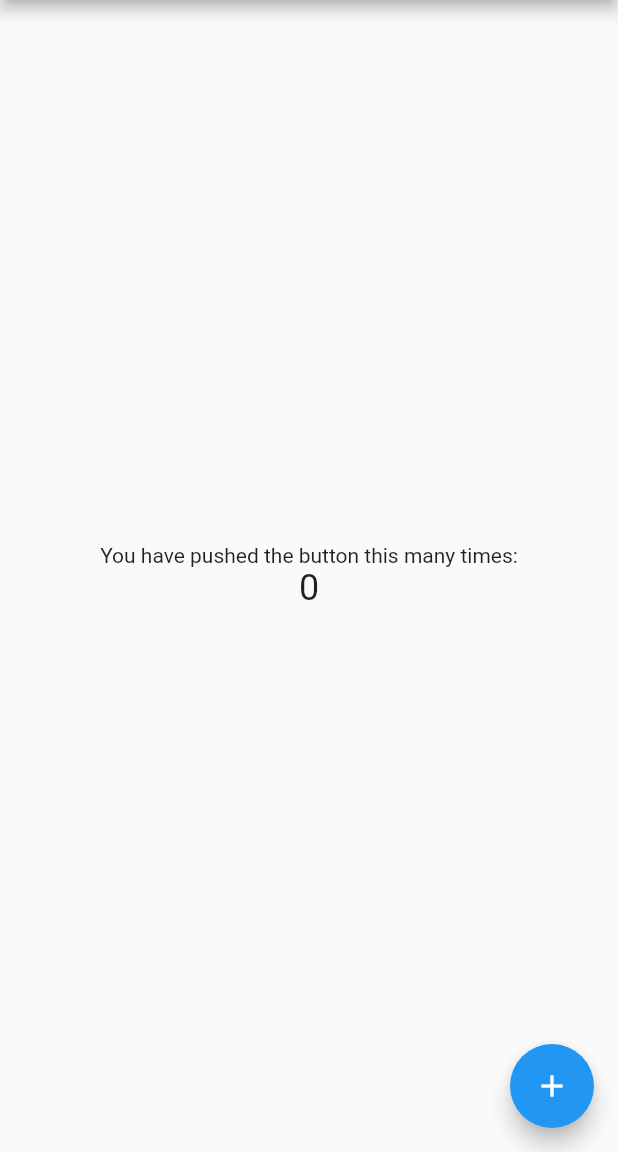
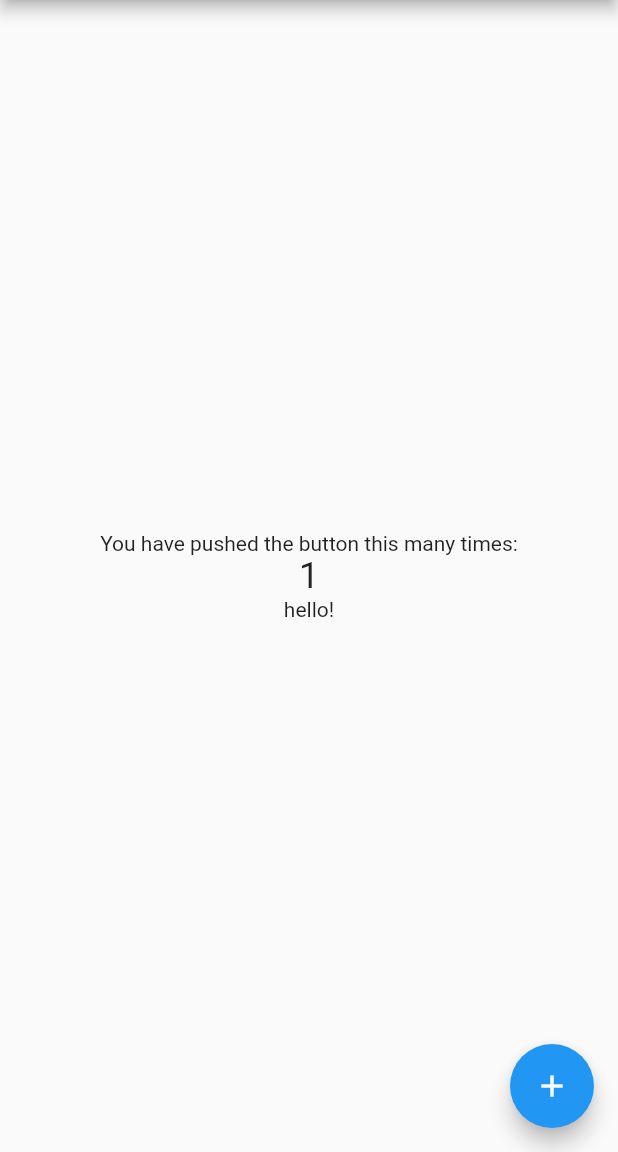
Before and after one commit to ctjlewis/find, a Flutter app: the screen it shows after launch, after a tap on the "add" icon, on a phone screen of 412 x 824 dp, the part 84-1236 px from its top. Run offline on Flutter 3.47's test engine with Material 2 defaults, Android fonts, the phone set to English and light mode, and no system bars.

```diff
--- a/example/lib/main.dart
+++ b/example/lib/main.dart
@@ -28,19 +28,29 @@ class MyHomePage extends StatefulWidget {
 class _MyHomePageState extends State<MyHomePage> {
 
   void _incrementCounter() {
-    FindData.byId("myTest").update("counter", (int _counter) => _counter + 1);
+    FindData.byId("myText").update("counter", (_counter) => _counter + 1);
+    FindData.byId("anotherText").update("text", (_txt) => _txt + "!");
 //    debugPrint(FindData.byId("myTest").get("counter").toString());
   }
 
   @override
   void initState() {
     super.initState();
+
     Find.add(
       id: "myText",
-      builder: (Map _data) => Text(_data["counter"].toString(), style: TextStyle(fontSize: 24.0),),
       initial: {
         "counter": 0,
       },
+      builder: (Map _data) => Text(_data["counter"].toString(), style: TextStyle(fontSize: 24.0),),
+    );
+
+    Find.add(
+      id: "anotherText",
+      initial: {
+        "text": "hello",
+      },
+      builder: (Map _data) => Text(_data["text"]),
     );
   }
 
@@ -59,6 +69,7 @@ class _MyHomePageState extends State<MyHomePage> {
               'You have pushed the button this many times:',
             ),
             Find.byId("myText"),
+            Find.byId("anotherText"),
           ],
         ),
       ),
--- a/lib/find.dart
+++ b/lib/find.dart
@@ -6,12 +6,13 @@ import 'package:flutter/widgets.dart';
 class Find {
 
   @protected
-  static SplayTreeMap<String,Widget> _widgetMap = SplayTreeMap();
+  static HashMap<String,Widget> _widgetMap = HashMap();
 
   @protected
-  static SplayTreeMap<String,GlobalKey> _keyMap = SplayTreeMap();
+  static HashMap<String,GlobalKey> _keyMap = HashMap();
 
   static Widget byId(String id) {
+    if(!_widgetMap.containsKey(id)) throw "Find: ID '$id' not in tree. Please double check your .byId() call and try again.";
     return _widgetMap[id];
   }
 
@@ -43,7 +44,7 @@ class Find {
 
 class FindData {
   @protected
-  static SplayTreeMap<String,Map<String,dynamic>> _dataMap = SplayTreeMap();
+  static HashMap<String,Map<String,dynamic>> _dataMap = HashMap();
 
   static Map<String,dynamic> get(String id) {
     return _dataMap[id];
@@ -53,7 +54,10 @@ class FindData {
     _dataMap[id] = val;
   }
 
-  static FindDataValue byId(String id) => FindDataValue(id);
+  static FindDataValue byId(String id) {
+    if(!_dataMap.containsKey(id)) throw "Find: ID '$id' not in tree. Please double check your .byId() call and try again.";
+    return FindDataValue(id);
+  }
 
 }
 
```
Also changed, not shown: 2 other files.
